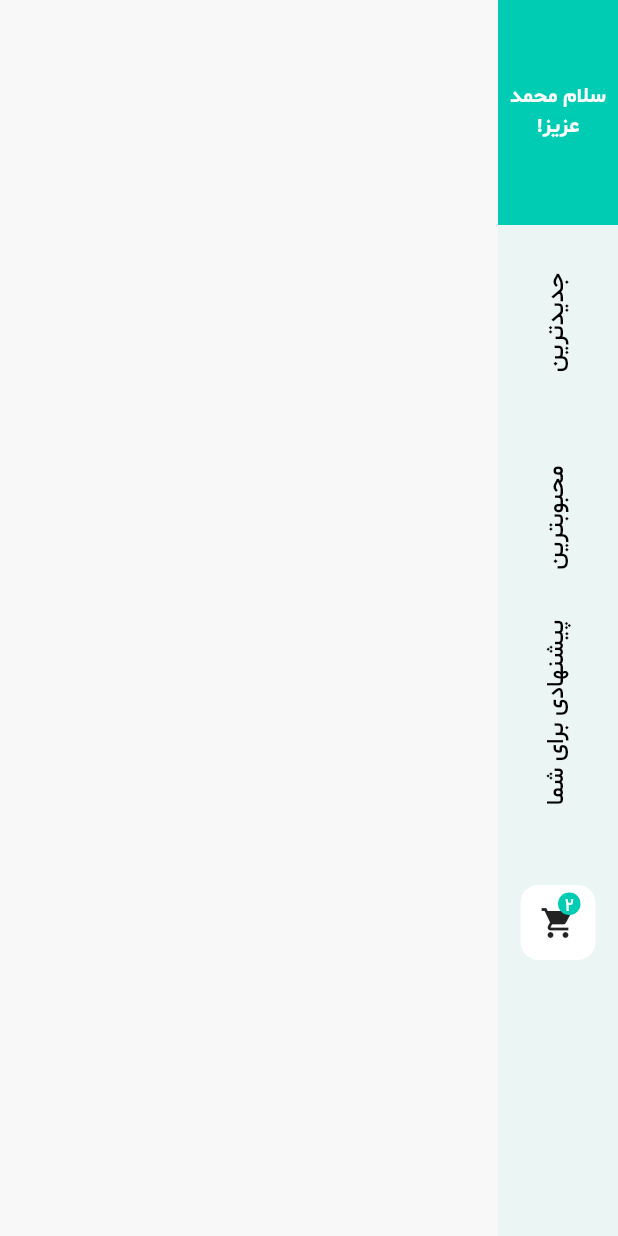
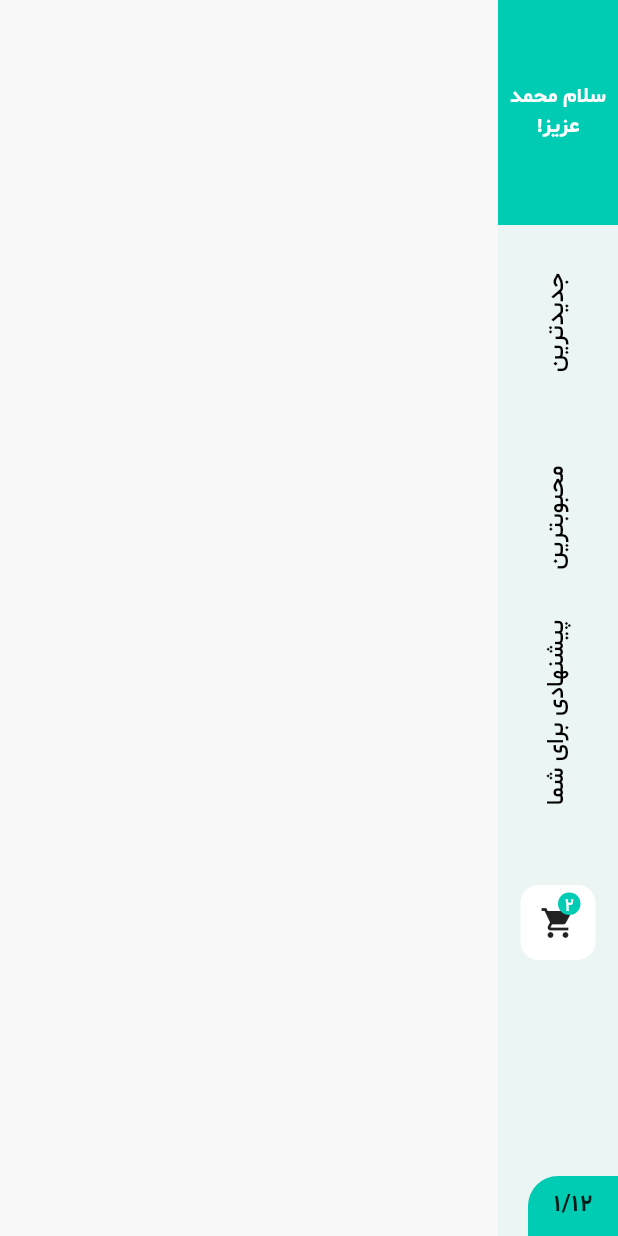
Before and after one commit to mohammad-dehghanifard/flutter_animated_plant_app, a Flutter app: the screen it shows after launch, on a phone screen of 412 x 824 dp. Run offline on Flutter 3.47's test engine with Material 3 defaults, Android fonts, the phone set to English and light mode, and no system bars.

Commit message:
impl IndicatorWidget custom widget

```diff
--- /dev/null
+++ b/lib/widgets/indicator_widget.dart
@@ -0,0 +1,28 @@
+import 'package:animated_plant_app/constants/app_colors.dart';
+import 'package:flutter/material.dart';
+
+class IndicatorWidget extends StatelessWidget {
+  const IndicatorWidget({super.key});
+
+  @override
+  Widget build(BuildContext context) {
+    return Align(
+      alignment: Alignment.centerRight,
+      child: Container(
+        width: 60,
+        height: 40,
+        decoration: BoxDecoration(
+          color: greenDark,
+          borderRadius: const BorderRadius.only(
+            topLeft: Radius.circular(20)
+          )
+        ),
+        child: const Center(child: Text("1/12",style: TextStyle(
+          fontSize: 16,
+          fontWeight: FontWeight.w700,
+          color: Colors.black87
+        ),)),
+      ),
+    );
+  }
+}
--- a/lib/widgets/vertical_menu_widget.dart
+++ b/lib/widgets/vertical_menu_widget.dart
@@ -2,6 +2,8 @@ import 'package:animated_plant_app/constants/app_colors.dart';
 import 'package:animated_plant_app/widgets/shopping_cart_widget.dart';
 import 'package:animated_plant_app/widgets/tag_widget.dart';
 import 'package:flutter/material.dart';
+
+import 'indicator_widget.dart';
 
 class VerticalMenuWidget extends StatelessWidget {
   const VerticalMenuWidget({super.key});
@@ -41,7 +43,9 @@ class VerticalMenuWidget extends StatelessWidget {
           const TagWidget(text: "محبوبترین"),
           const TagWidget(text: "پیشنهادی برای شما"),
           const SizedBox(height: 50),
-          ShoppingCartWidget()
+          const ShoppingCartWidget(),
+          const Spacer(),
+          const IndicatorWidget()
           // card item
         ],
       ),
```
